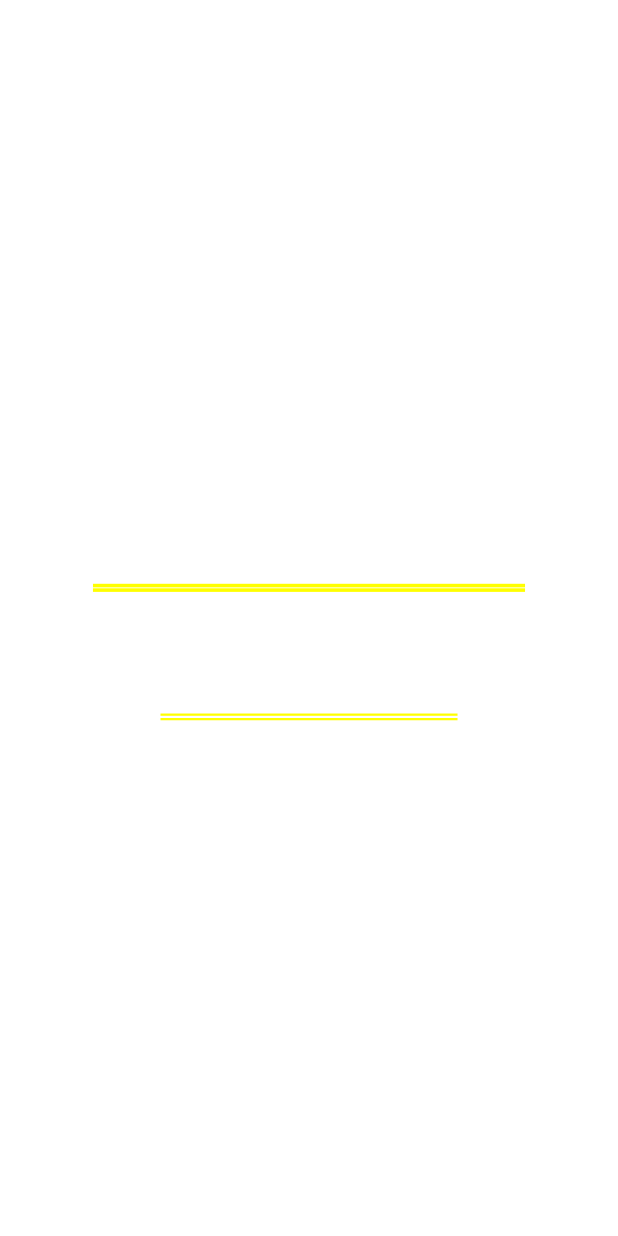
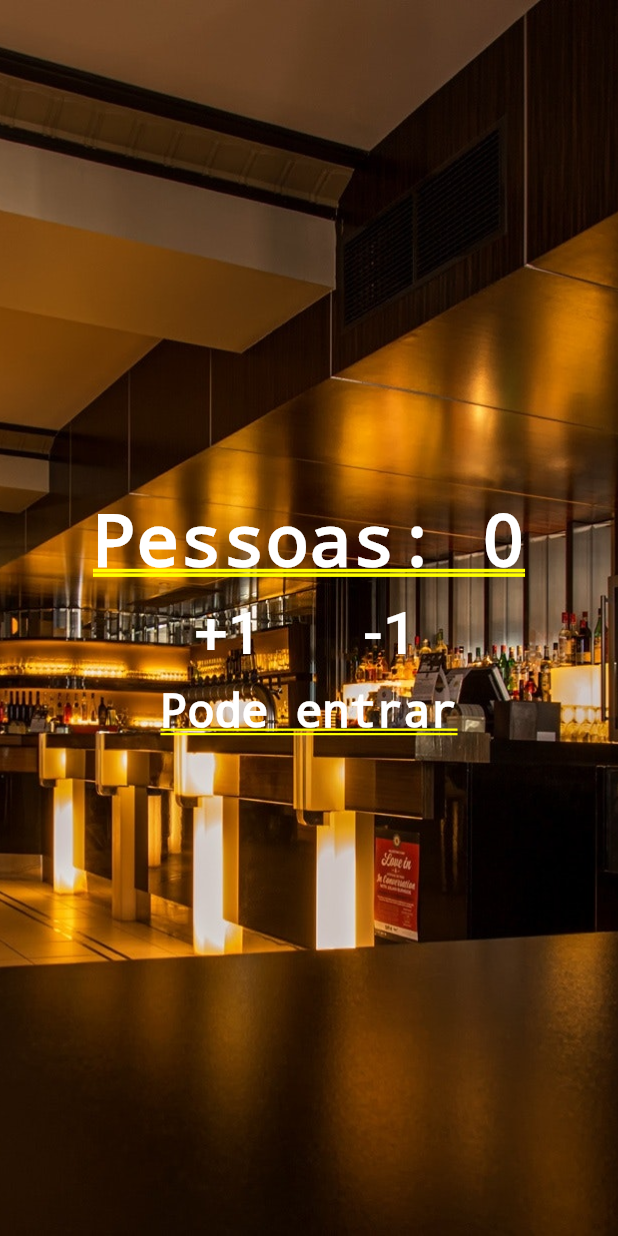
Before and after one commit to edumoreira1506/people-counter-flutter, a Flutter app: the screen it shows after launch, on a phone screen of 412 x 824 dp. Run offline on Flutter 3.47's test engine with Material 2 defaults, Android fonts, the phone set to English and light mode, and no system bars.

Commit message:
Add image background

```diff
--- a/lib/src/presentation/screens/people_counter.dart
+++ b/lib/src/presentation/screens/people_counter.dart
@@ -9,18 +9,33 @@ class PeopleCounter extends StatelessWidget {
   Widget build(BuildContext context) {
     return MaterialApp(
       title: 'People Counter',
-      home: Column(
-        mainAxisAlignment: MainAxisAlignment.center,
+      home: Stack(
         children: <Widget>[
-          AppTitle(),
-          Row(
+          Image.asset(
+            'assets/images/restaurant.jpg',
+            fit: BoxFit.cover,
+            height: 1000,
+          ),
+          Column(
             mainAxisAlignment: MainAxisAlignment.center,
             children: <Widget>[
-              Button(text: '+1', onPress: () => {}),
-              Button(text: '-1', onPress: () => {}),
+              AppTitle(),
+              Row(
+                mainAxisAlignment: MainAxisAlignment.center,
+                children: <Widget>[
+                  Padding(
+                    padding: EdgeInsets.all(10),
+                    child: Button(text: '+1', onPress: () => {}),
+                  ),
+                  Padding(
+                    padding: EdgeInsets.all(10),
+                    child: Button(text: '-1', onPress: () => {}),
+                  ),
+                ]
+              ),
+              Subtitle(),
             ]
-          ),
-          Subtitle(),
+          )
         ]
       )
     );
--- a/pubspec.yaml
+++ b/pubspec.yaml
@@ -45,6 +45,9 @@ flutter:
   #  - images/a_dot_burr.jpeg
   #  - images/a_dot_ham.jpeg
 
+  assets:
+    - assets/images/restaurant.jpg
+
   # An image asset can refer to one or more resolution-specific "variants", see
   # https://flutter.dev/assets-and-images/#resolution-aware.
 
```
Also changed, not shown: assets/images/restaurant.jpg (added).
